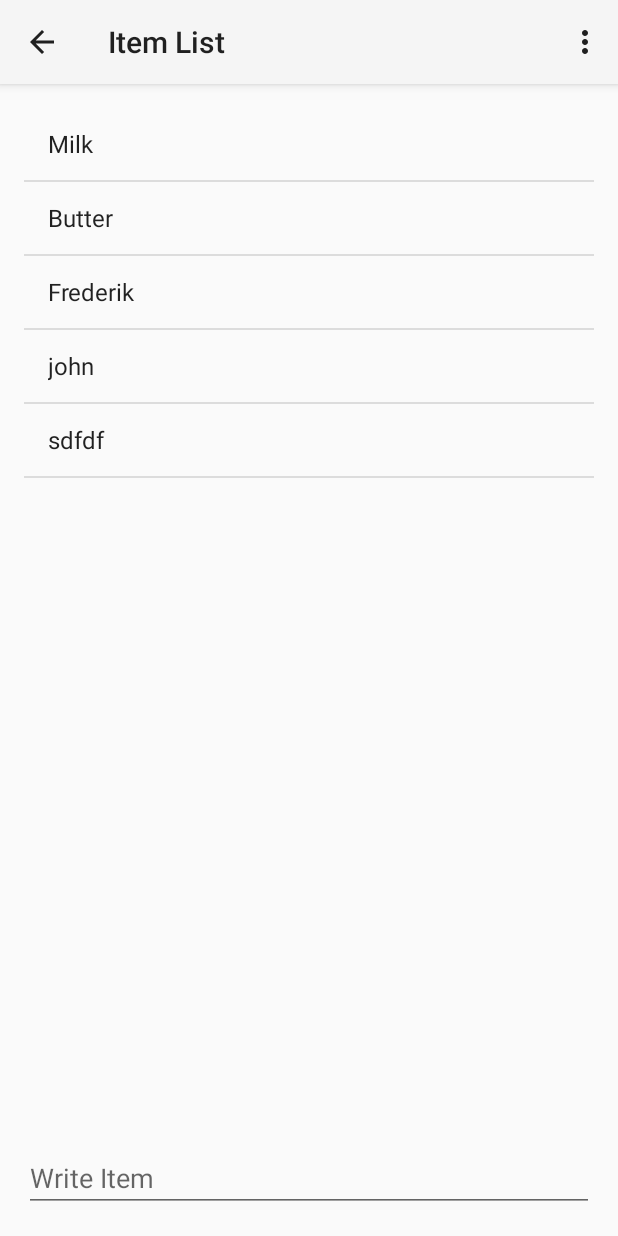
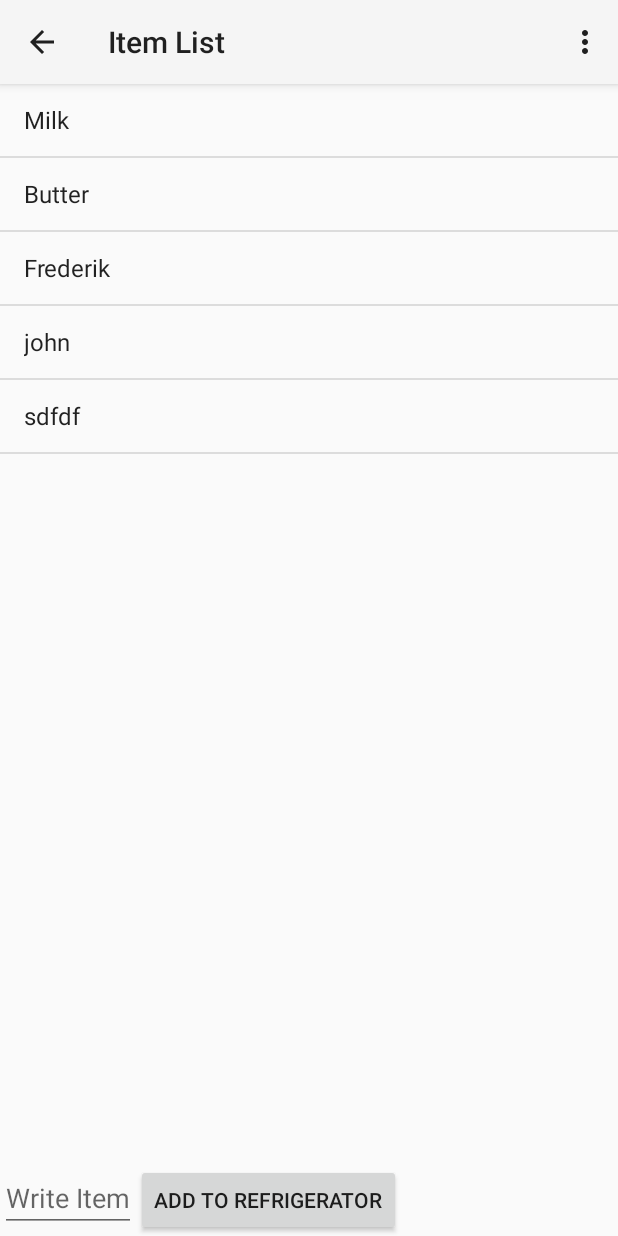
Before and after one commit to OstepopS/Refrigerator, an Android app: the ItemList screen opened directly, with no data from a screen before it, on a phone screen of 412 x 824 dp. Run offline under Robolectric (Android 15) with nearby library versions, the phone set to English and light mode, and no system bars.

```diff
--- a/app/src/main/res/layout/activity_item_list.xml
+++ b/app/src/main/res/layout/activity_item_list.xml
@@ -1,24 +1,28 @@
-<LinearLayout xmlns:android="http://schemas.android.com/apk/res/android"
-    xmlns:tools="http://schemas.android.com/tools"
+<LinearLayout
+    xmlns:android="http://schemas.android.com/apk/res/android"
     android:layout_width="match_parent"
     android:layout_height="match_parent"
-    android:paddingLeft="@dimen/activity_horizontal_margin"
-    android:paddingRight="@dimen/activity_horizontal_margin"
-    android:paddingTop="@dimen/activity_vertical_margin"
-    android:paddingBottom="@dimen/activity_vertical_margin"
-    android:orientation="vertical"
-    tools:context=".ItemList">
+    android:orientation="vertical">
 
     <ListView
         android:layout_width="match_parent"
-        android:layout_height="200dp"
+        android:layout_height="0dp"
         android:layout_weight="1"
         android:id="@+id/itemList">
 
     </ListView>
+<LinearLayout
+    android:layout_width="wrap_content"
+    android:layout_height="wrap_content"
+    android:orientation="horizontal">
     <EditText
         android:layout_width="match_parent"
         android:layout_height="wrap_content"
         android:hint="@string/write_import_button"
         android:id="@+id/item_list_ET"/>
+    <Button
+        android:layout_width="wrap_content"
+        android:layout_height="wrap_content"
+        android:text="@string/send_to_item_list"/>
 </LinearLayout>
+</LinearLayout>
--- a/app/src/main/res/layout/activity_my.xml
+++ b/app/src/main/res/layout/activity_my.xml
@@ -1,9 +1,11 @@
 <LinearLayout  xmlns:android="http://schemas.android.com/apk/res/android"
-    xmlns:tools="http://schemas.android.com/tools"
+
     android:layout_width="match_parent"
     android:layout_height="match_parent"
     android:orientation="vertical"
-    tools:context=".MyActivity">
+
+
+    android:theme="@style/AppTheme">
 
     <ImageButton
         android:layout_width="match_parent"
--- a/app/src/main/res/layout/activity_refrigerator.xml
+++ b/app/src/main/res/layout/activity_refrigerator.xml
@@ -3,8 +3,7 @@
         android:orientation="vertical"
         android:layout_width="fill_parent"
         android:layout_height="fill_parent"
-        android:layout_gravity="center_horizontal|top"
-    tools:context=".Refrigerator">
+>
 
     <ImageButton
         android:layout_width="match_parent"
--- a/app/src/main/res/values/strings.xml
+++ b/app/src/main/res/values/strings.xml
@@ -11,5 +11,6 @@
     <string name="title_activity_item_list">Item List</string>
     <string name="title_activity_camera_preview">CameraPreview</string>
     <string name="write_import_button">Write Item</string>
+    <string name="send_to_item_list">Add to Refrigerator</string>
 
 </resources>
```
Also changed, not shown: app/src/main/java/com/example/caspergron/myapplication/ItemListRefrigerator.java (added, +24 -0 lines), app/src/main/java/com/example/caspergron/myapplication/MySQLiteHelper.java (added, +118 -0 lines), 3 other files.
